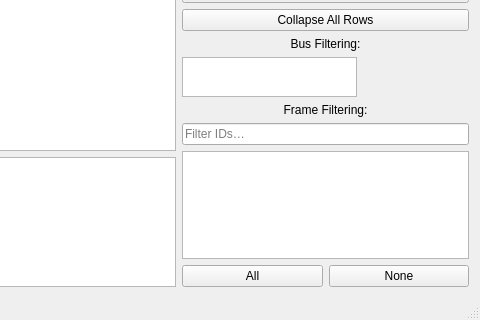
The window that ui/mainwindow.ui (minoseigenheer/SavvyCAN) describes before a commit, drawn with Qt 5; both pictures show x 697 to 1177 and y 397 to 717 of the 1177 by 717 pixel window.
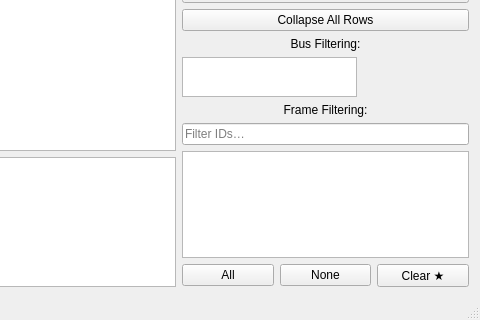
The same window after the commit.

Commit message: Add frame ID highlight feature with overview bar

```diff
--- a/ui/mainwindow.ui
+++ b/ui/mainwindow.ui
@@ -369,6 +369,13 @@
             </property>
            </widget>
           </item>
+          <item>
+           <widget class="QPushButton" name="btnClearHighlights">
+            <property name="text">
+             <string>Clear ★</string>
+            </property>
+           </widget>
+          </item>
          </layout>
         </item>
        </layout>
```
The commit also changes 11 other files.
